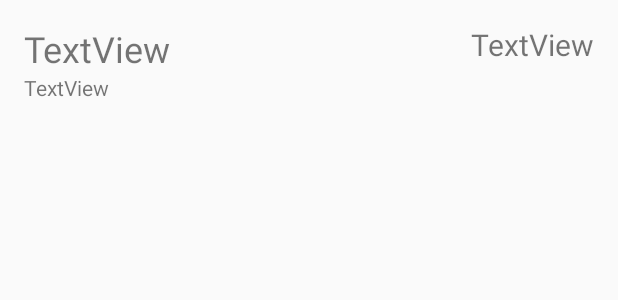
After one commit to Naevin/TennisStats, an Android app: the layout match_listview_detail.xml on its own in the app's theme, with its tools: preview values and no code run, on a phone screen of 412 x 824 dp. The commit adds this screen. Shown: the top 300 px of the screen. Run offline under Robolectric (Android 15) with nearby library versions, the phone set to English and light mode, and no system bars.

Commit message:
created a listview to display saved matches

```diff
--- a/app/src/main/AndroidManifest.xml
+++ b/app/src/main/AndroidManifest.xml
@@ -9,10 +9,11 @@
         android:roundIcon="@mipmap/ic_launcher_round"
         android:supportsRtl="true"
         android:theme="@style/AppTheme">
+        <activity android:name=".viewMatches"></activity>
         <activity
             android:name=".ViewMatchesTest"
             android:label="@string/title_activity_view_matches_test"
-            android:theme="@style/AppTheme.NoActionBar"></activity>
+            android:theme="@style/AppTheme.NoActionBar" />
         <activity android:name=".StartPoint" />
         <activity android:name=".NewMatchLoading" />
         <activity android:name=".MainActivity">
--- a/app/src/main/java/com/slashlearn/tennisstats/StartPoint.java
+++ b/app/src/main/java/com/slashlearn/tennisstats/StartPoint.java
@@ -167,7 +167,7 @@ public class StartPoint extends AppCompatActivity implements NewPointListener {
         FileOutputStream fileOS = null;
 
         try {
-            fileOS = openFileOutput("REPLACE WITH TITLE", MODE_PRIVATE);
+            fileOS = openFileOutput(MainActivity.currentMatchTitle, MODE_PRIVATE);
             fileOS.write(saveString.getBytes());
             Toast.makeText(this, "Saved to " + getFilesDir(), Toast.LENGTH_LONG).show();
         } catch (FileNotFoundException e) {
--- /dev/null
+++ b/app/src/main/res/layout/match_listview_detail.xml
@@ -0,0 +1,42 @@
+<?xml version="1.0" encoding="utf-8"?>
+<RelativeLayout xmlns:android="http://schemas.android.com/apk/res/android"
+    android:layout_width="match_parent" android:layout_height="match_parent">
+
+    <TextView
+        android:id="@+id/matchTitleTextView"
+        android:layout_width="wrap_content"
+        android:layout_height="wrap_content"
+        android:layout_alignParentStart="true"
+        android:layout_alignParentLeft="true"
+        android:layout_alignParentTop="true"
+        android:layout_marginStart="16dp"
+        android:layout_marginLeft="16dp"
+        android:layout_marginTop="16dp"
+        android:text="TextView"
+        android:textSize="24sp" />
+
+    <TextView
+        android:id="@+id/matchDescripTextView"
+        android:layout_width="wrap_content"
+        android:layout_height="wrap_content"
+        android:layout_below="@+id/matchTitleTextView"
+        android:layout_alignParentStart="true"
+        android:layout_alignParentLeft="true"
+        android:layout_marginStart="16dp"
+        android:layout_marginLeft="16dp"
+        android:layout_marginTop="0dp"
+        android:text="TextView" />
+
+    <TextView
+        android:id="@+id/matchDateTextView"
+        android:layout_width="wrap_content"
+        android:layout_height="wrap_content"
+        android:layout_alignParentTop="true"
+        android:layout_alignParentEnd="true"
+        android:layout_alignParentRight="true"
+        android:layout_marginTop="16dp"
+        android:layout_marginEnd="16dp"
+        android:layout_marginRight="16dp"
+        android:text="TextView"
+        android:textSize="20sp"/>
+</RelativeLayout>
```
Also changed, not shown: app/src/main/java/com/slashlearn/tennisstats/MainActivity.java (+5 -3 lines), app/src/main/java/com/slashlearn/tennisstats/MatchItemAdapter.java (added, +53 -0 lines), app/src/main/java/com/slashlearn/tennisstats/NewMatchLoading.java (+15 -1 lines), app/src/main/java/com/slashlearn/tennisstats/viewMatches.java (added, +36 -0 lines), app/src/main/res/layout/activity_view_matches.xml (added, +21 -0 lines).
